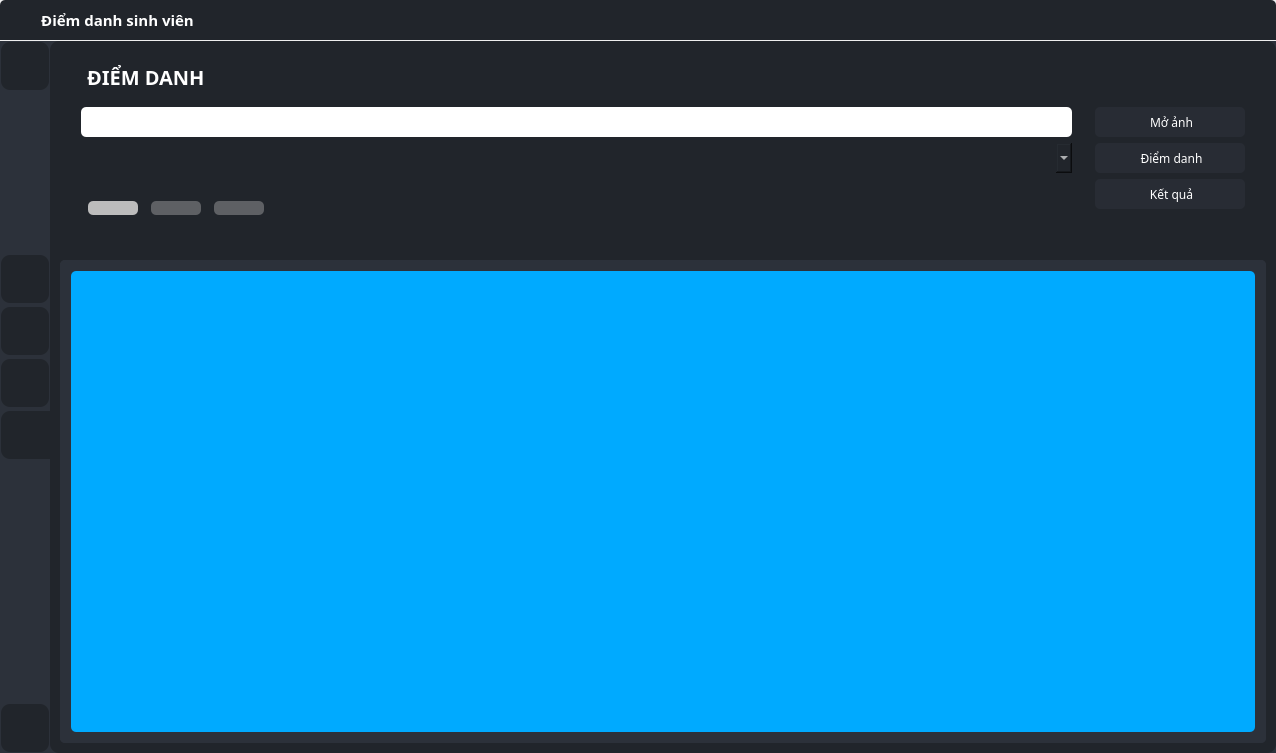
First picture: the form in attendance.ui, repository cdghhhiilnnotu/Face-Attendance-CLIENT, before the edit.
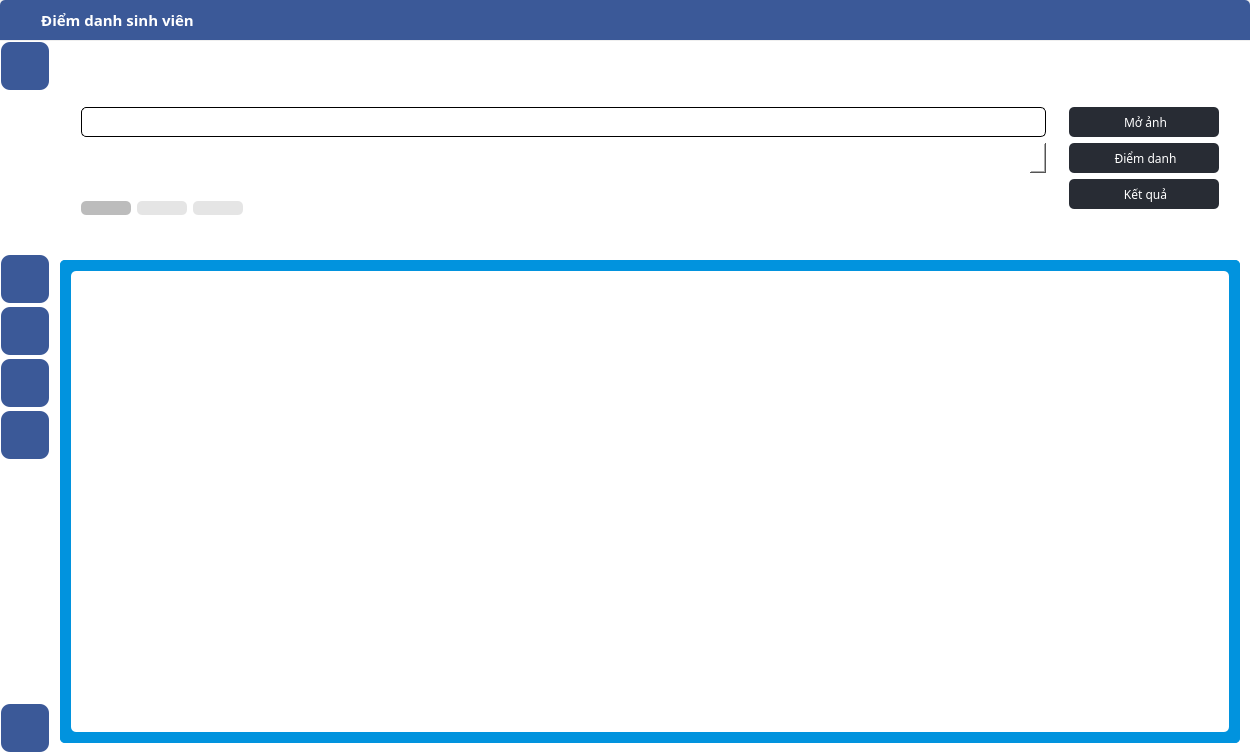
Second picture: the form after the edit. The open tabs and pages were chosen to show the change. Icons and pictures are not drawn.

The edit to the form file:
```diff
--- a/attendance.ui
+++ b/attendance.ui
@@ -6,7 +6,7 @@
    <rect>
     <x>0</x>
     <y>0</y>
-    <width>1276</width>
+    <width>1250</width>
     <height>753</height>
    </rect>
   </property>
@@ -50,7 +50,7 @@
        </size>
       </property>
       <property name="styleSheet">
-       <string notr="true">background-color: rgb(33, 37, 43);
+       <string notr="true">background-color: rgb(59,89,152);
 border-top-right-radius: 5px;
 border-top-left-radius: 5px;</string>
       </property>
@@ -81,6 +81,9 @@
            <height>30</height>
           </size>
          </property>
+         <property name="styleSheet">
+          <string notr="true">color: rgb(255, 255, 255);</string>
+         </property>
          <property name="text">
           <string/>
          </property>
@@ -225,7 +228,7 @@
        <bool>false</bool>
       </property>
       <property name="styleSheet">
-       <string notr="true">background-color: rgb(44, 49, 58);</string>
+       <string notr="true">background-color: rgb(255,255,255);</string>
       </property>
       <layout class="QHBoxLayout" name="horizontalLayout">
        <property name="spacing">
@@ -258,7 +261,7 @@
           </size>
          </property>
          <property name="styleSheet">
-          <string notr="true">background-color: rgb(44, 49, 58);
+          <string notr="true">background-color: rgb(255,255,255);
 border-radius: 9px;
 </string>
          </property>
@@ -302,7 +305,7 @@
              <enum>Qt::LeftToRight</enum>
             </property>
             <property name="styleSheet">
-             <string notr="true">background-color: rgb(33, 37, 43);
+             <string notr="true">background-color: rgb(59,89,152);
 border-top-right-radius: 9px;
 border-top-left-radius: 9px;
 border-bottom-right-radius: 9px;
@@ -384,7 +387,7 @@
                 </font>
                </property>
                <property name="styleSheet">
-                <string notr="true">background-color: rgb(33, 37, 43);
+                <string notr="true">background-color: rgb(59,89,152);
 border-top-right-radius: 9px;
 border-top-left-radius: 9px;
 border-bottom-right-radius: 9px;
@@ -420,7 +423,7 @@
                 </font>
                </property>
                <property name="styleSheet">
-                <string notr="true">background-color: rgb(33, 37, 43);
+                <string notr="true">background-color: rgb(59,89,152);
 border-top-right-radius: 9px;
 border-top-left-radius: 9px;
 border-bottom-right-radius: 9px;
@@ -456,7 +459,7 @@
                 </font>
                </property>
                <property name="styleSheet">
-                <string notr="true">background-color: rgb(33, 37, 43);
+                <string notr="true">background-color: rgb(59,89,152);
 border-top-right-radius: 9px;
 border-top-left-radius: 9px;
 border-bottom-right-radius: 9px;
@@ -492,12 +495,12 @@
                 </font>
                </property>
                <property name="styleSheet">
-                <string notr="true">background-color: rgb(33, 37, 43);
-border-top-right-radius: 0px;
+                <string notr="true">background-color: rgb(59,89,152);
+border-top-right-radius: 9px;
 border-top-left-radius: 9px;
-border-bottom-right-radius: 0px;
+border-bottom-right-radius: 9px;
 border-bottom-left-radius: 9px;
-margin: 1px 0px 1px 1px;</string>
+margin: 1px 1px 1px 1px;</string>
                </property>
                <property name="text">
                 <string/>
@@ -547,7 +550,7 @@
              </font>
             </property>
             <property name="styleSheet">
-             <string notr="true">background-color: rgb(33, 37, 43);
+             <string notr="true">background-color: rgb(59,89,152);
 border-top-right-radius: 9px;
 border-top-left-radius: 9px;
 border-bottom-right-radius: 9px;
@@ -581,7 +584,7 @@
           </size>
          </property>
          <property name="styleSheet">
-          <string notr="true">background-color: rgb(33, 37, 43);
+          <string notr="true">background-color: rgb(255,255,255);
 border-radius: 9px;</string>
          </property>
          <layout class="QVBoxLayout" name="verticalLayout_2">
@@ -1164,6 +1167,7 @@
                          </property>
                          <property name="styleSheet">
                           <string notr="true">background-color: rgb(255, 255, 255);
+border: 1px solid rgb(0,0,0);
 border-radius: 5px;
 padding-left: 5px;</string>
                          </property>
@@ -1443,7 +1447,7 @@
                 </property>
                 <property name="styleSheet">
                  <string notr="true">border-radius: 5px;
-background-color: rgb(44, 49, 58);</string>
+background-color: rgb(1,147,222);</string>
                 </property>
                 <property name="currentIndex">
                  <number>2</number>
@@ -1506,7 +1510,7 @@
                 </widget>
                 <widget class="QWidget" name="recognize_report">
                  <property name="styleSheet">
-                  <string notr="true">background-color: rgb(44, 49, 58);
+                  <string notr="true">background-color: rgb(1,147,222);
 border-radius: 5px;</string>
                  </property>
                  <layout class="QVBoxLayout" name="verticalLayout_10">
@@ -1534,7 +1538,7 @@
                     </property>
                     <property name="styleSheet">
                      <string notr="true">border-radius: 5px;
-background-color: rgb(0, 170, 255);</string>
+background-color: rgb(255,255, 255);</string>
                     </property>
                     <property name="verticalScrollMode">
                      <enum>QAbstractItemView::ScrollPerPixel</enum>
```
Left out of the diff: 23 changed lines with no effect on the pictures.
